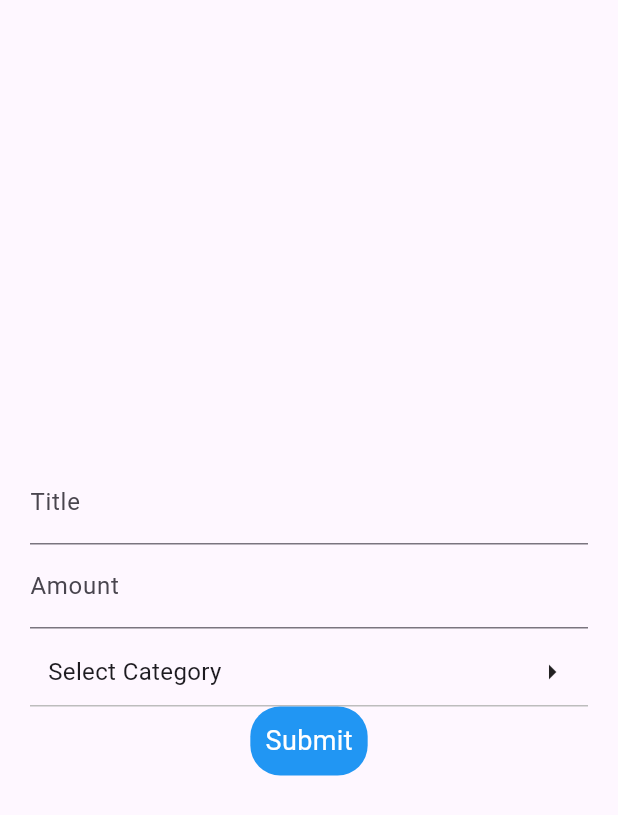
After one commit to munishghai3/test, a Flutter app: the AddExpensesScreen screen opened directly, after a tap on "Submit", on a phone screen of 412 x 824 dp. The commit adds this screen. Shown: the top 815 px of the screen. Run offline on Flutter 3.47's test engine with Material 2 defaults, Android fonts, the phone set to English and light mode, and no system bars; our stand-ins replace drift, fluttertoast, get; accounts and stored records are empty; generated files the repository leaves out were written again; statements that could not run were skipped.

Commit message:
project setup

```diff
--- /dev/null
+++ b/lib/database/drift_database.dart
@@ -0,0 +1,51 @@
+import 'dart:io';
+import 'package:drift/drift.dart';
+import 'package:drift/native.dart';
+import 'package:path_provider/path_provider.dart';
+import 'package:path/path.dart' as p;
+
+part 'drift_database.g.dart';
+
+class ExpenseTable extends Table {
+  // autoincrement sets this to the primary key
+  IntColumn get id => integer().autoIncrement()();
+
+  TextColumn get title => text().withLength(min: 2, max: 50)();
+
+  TextColumn get amount => text()();
+
+  TextColumn get category => text()();
+}
+
+
+@DriftDatabase(tables: [ExpenseTable])
+class AppDatabase extends _$AppDatabase {
+  AppDatabase() : super(_openConnection());
+
+  @override
+  int get schemaVersion => 1;
+
+  Future<List<ExpenseTableData>> getAllData() =>
+      select(expenseTable).get();
+
+  Future insertMedicine(ExpenseTableCompanion record) =>
+      into(expenseTable).insert(record);
+
+  Future updateMedicine(ExpenseTableData record) =>
+      update(expenseTable).replace(record);
+
+  Future deleteMedicine(ExpenseTableData record) =>
+      delete(expenseTable).delete(record);
+
+}
+
+LazyDatabase _openConnection() {
+  // the LazyDatabase util lets us find the right location for the file async.
+  return LazyDatabase(() async {
+    // put the database file, called db.sqlite here, into the documents folder
+    // for your app.
+    final dbFolder = await getApplicationDocumentsDirectory();
+    final file = File(p.join(dbFolder.path, 'db.sqlite'));
+    return NativeDatabase.createInBackground(file, logStatements: true);
+  });
+}
--- /dev/null
+++ b/lib/expenses_module/controller/expense_controller.dart
@@ -0,0 +1,122 @@
+import 'package:flutter/cupertino.dart';
+import 'package:get/get.dart';
+import 'package:test_project/database/drift_database.dart';
+import 'package:test_project/expenses_module/view/expences_home.dart';
+import 'package:test_project/utils/common_utility.dart';
+
+import '../model/expense_model.dart';
+
+class ExpenseController extends GetxController {
+
+  static final _formKey = new GlobalKey<FormState>();
+
+TextEditingController titleController = TextEditingController();
+TextEditingController amountController = TextEditingController();
+
+FocusNode titleNode = FocusNode();
+FocusNode amountNode = FocusNode();
+
+AppDatabase? database = AppDatabase();
+  var categoryId;
+
+bool isShow = false;
+late AnimationController expandController;
+late Animation<double> animation;
+late FocusNode focusNode;
+
+String title = "";
+
+String amount = "";
+
+String? category = "";
+
+
+@override
+void onInit() {
+  expandController =
+      AnimationController(vsync: this, duration: Duration(milliseconds: 350));
+  animation = CurvedAnimation(
+    parent: expandController,
+    curve: Curves.fastOutSlowIn,
+  );
+
+  focusNode.addListener(() {
+    if (focusNode.hasFocus) {
+      isShow = false;
+      runExpandCheck();
+    }
+  });
+  focusNode = FocusNode();
+  runExpandCheck();
+  super.onInit();
+}
+
+
+void runExpandCheck() {
+  if (isShow) {
+    expandController.forward();
+  } else {
+    expandController.reverse();
+  }
+}
+
+submit() async {
+  if (_formKey.currentState!.validate()) {
+    if(category != ""){
+    title = titleController.text;
+    amount = amountController.text;
+     categoryId = await database!
+        .insertMedicine(ExpenseTableCompanion.insert(
+      title: title,
+      amount: amount,
+      category: category!,
+    ),).then((value) => Get.to(HomeScreen(categoryId: categoryId)));
+    debugPrint("data inserted ${categoryId.toString()}");
+    }
+else{
+  Utility().toast(Get.context!, "Select something");
+    }
+  }}
+
+
+
+
+  List<ExpenseModel> expences = [
+
+  ];
+
+  //TODO: return List of category list
+  List<String> categoryList() {
+    List<String> categories = [
+
+    ]; //take static data of your choice
+    return categories;
+  }
+
+
+//TODO: add expense to expense list
+void addExpense(){
+  ExpenseModel expense = ExpenseModel(title : "" , category : "", amount : 0);
+  expences.add(expense);
+  }
+
+
+// TODO: get old expenses
+void oldExpenses(){
+    var oldExpenses = [
+
+    ];
+    expences = oldExpenses;
+}
+//TODO: validation for add expence
+  void validation(){}
+//TODO: getItem by category
+expencesByCategory(String category){
+    return expences.where((element)=>element.category == category).toList();
+}
+
+//TODO: return List of category list
+
+
+
+}
--- /dev/null
+++ b/lib/expenses_module/model/expense_model.dart
@@ -0,0 +1,31 @@
+class ExpenseModel{
+
+  String title;
+  String category;
+  double amount;
+
+  ExpenseModel({required this.title,required this.category, required this.amount});
+
+}
+
+
+DropListModel dropListModel = DropListModel([
+  OptionItem(id: "1", title: "Food"),
+  OptionItem(id: "2", title: "Transportation"),
+  OptionItem(id: "3", title: "Utilities"),
+  OptionItem(id: "4", title: "Shopping"),
+]);
+OptionItem optionItemSelected = OptionItem(id: "", title: "Select Category");
+
+class DropListModel {
+  DropListModel(this.listOptionItems);
+
+  final List<OptionItem> listOptionItems;
+}
+
+class OptionItem {
+  final String id;
+  final String title;
+
+  OptionItem({required this.id, required this.title});
+}
--- /dev/null
+++ b/lib/expenses_module/view/add_expense.dart
@@ -0,0 +1,158 @@
+import 'package:flutter/material.dart';
+import 'package:flutter/services.dart';
+import 'package:get/get.dart';
+import 'package:test_project/database/drift_database.dart';
+import 'package:test_project/expenses_module/controller/expense_controller.dart';
+import 'package:test_project/expenses_module/model/expense_model.dart';
+
+class AddExpensesScreen extends GetView<ExpenseController> {
+  const AddExpensesScreen({Key? key}) : super(key: key);
+
+
+  @override
+  Widget build(BuildContext context) {
+  return Scaffold(
+    body: Container(
+      padding: const EdgeInsets.symmetric(horizontal: 20, vertical: 20),
+      child: Column(
+        mainAxisAlignment: MainAxisAlignment.center,
+          crossAxisAlignment: CrossAxisAlignment.center,
+          children: [
+        TextFormField(
+          controller: controller.titleController,
+          textInputAction: TextInputAction.next,
+          focusNode: controller.titleNode,
+          keyboardType: TextInputType.text,
+          decoration: InputDecoration(
+            hintText: "Enter title",
+            label: Text("Title"),
+          ),
+          validator: (input) =>
+          (controller.title.isEmpty) ? 'Please enter something' : null,
+          onSaved: (input) => controller.title = input!,
+        ),
+
+        TextFormField(
+          controller: controller.amountController,
+          textInputAction: TextInputAction.next,
+          focusNode: controller.amountNode,
+          keyboardType: TextInputType.number,
+          inputFormatters: [FilteringTextInputFormatter.digitsOnly],
+          decoration: InputDecoration(
+            hintText: "Enter Amount",
+            label: Text("Amount"),
+          ),
+          validator: (input) =>
+          (controller.amount.isEmpty) ? 'Please enter something' : null,
+          onSaved: (input) => controller.amount = input!,
+        ),
+
+
+            Container(
+              child: Column(children: [
+                Container(
+                  padding: const EdgeInsets.only(
+                      left: 12, right: 12, top: 17, bottom: 10),
+                  child: InkWell(
+                    onTap: () {
+                      FocusManager.instance.primaryFocus?.unfocus();
+                      controller.isShow = !controller.isShow;
+                      controller.runExpandCheck();
+                      controller.update();
+                    },
+                    child: Row(
+                      mainAxisSize: MainAxisSize.max,
+                      crossAxisAlignment: CrossAxisAlignment.center,
+                      mainAxisAlignment: MainAxisAlignment.spaceBetween,
+                      children: [
+                        Text(
+                          "${optionItemSelected.title}", style: TextStyle(
+                            fontSize: 16,),
+                        ),
+
+                        Icon(
+                          controller.isShow ? Icons.arrow_drop_down : Icons.arrow_right,
+                          // size: 25,
+                        ),
+                      ],
+                    ),
+                  ),
+                ),
+                Divider(color: Colors.grey.shade400, height: 1),
+                controller.isShow
+                    ? SizeTransition(
+                    axisAlignment: 1.0,
+                    sizeFactor: controller.animation,
+                    child: Container(
+                        height: dropListModel.listOptionItems.length * 54,
+                        margin: const EdgeInsets.only(bottom: 10),
+                        padding: const EdgeInsets.only(bottom: 10),
+                        decoration: new BoxDecoration(
+                          borderRadius: BorderRadius.only(
+                              bottomLeft: Radius.circular(20),
+                              bottomRight: Radius.circular(20)),
+                          color: Theme.of(context).dialogBackgroundColor,
+                          boxShadow: [
+                            BoxShadow(
+                                blurRadius: 4,
+                                color: Colors.black26,
+                                offset: Offset(0, 4))
+                          ],
+                        ),
+                        child: Scrollbar(
+                            child: ListView.separated(
+                                itemBuilder: (context, index) => InkWell(
+                                  onTap: () {
+                                    FocusManager.instance.primaryFocus
+                                        ?.unfocus();
+                                    optionItemSelected =
+                                    dropListModel
+                                        .listOptionItems[index];
+                                    controller.isShow = false;
+                                    controller.expandController.reverse();
+                                    optionItemSelected = dropListModel
+                                        .listOptionItems[index];
+                                    controller.category = optionItemSelected.title;
+                                  },
+                                  child: Container(
+                                    padding: const EdgeInsets.only(
+                                        left: 20, top: 10, bottom: 10),
+                                    child: Text(
+                                      dropListModel
+                                          .listOptionItems[index].title,
+                                    ),
+                                  ),
+                                ),
+                                separatorBuilder: (context, index) =>
+                                    Divider(),
+                                itemCount:
+                                dropListModel.listOptionItems.length))))
+                    : SizedBox(),
+              ]),
+            ),
+
+            InkWell(
+              onTap: () {
+                controller.submit();
+              },
+              child: Container(
+                padding: const EdgeInsets.symmetric(vertical: 10, horizontal: 10),
+                decoration: BoxDecoration(
+                  color: Colors.blue,
+                  borderRadius: BorderRadius.circular(20),
+                ),
+                child: const Text(
+                  "Submit",
+                  style: TextStyle(
+                    fontSize: 18,
+                    color: Colors.white,
+                  ),
+                ),
+              ),
+            ),
+
+      ]),
+    ),
+  );
+  }
+  }
--- a/lib/main.dart
+++ b/lib/main.dart
@@ -1,4 +1,6 @@
 import 'package:flutter/material.dart';
+import 'package:get/get.dart';
+import 'package:test_project/expenses_module/view/expences_home.dart';
 
 void main() {
   runApp(const MyApp());
@@ -10,7 +12,7 @@ class MyApp extends StatelessWidget {
   // This widget is the root of your application.
   @override
   Widget build(BuildContext context) {
-    return MaterialApp(
+    return GetMaterialApp(
       title: 'Flutter Demo',
       theme: ThemeData(
         // This is the theme of your application.
@@ -31,7 +33,7 @@ class MyApp extends StatelessWidget {
         colorScheme: ColorScheme.fromSeed(seedColor: Colors.deepPurple),
         useMaterial3: true,
       ),
-      home: const MyHomePage(title: 'Flutter Demo Home Page'),
+      home: HomeScreen(),
     );
   }
 }
--- /dev/null
+++ b/lib/routes/app_routes.dart
@@ -0,0 +1,6 @@
+class AppRoutes{
+
+  static const homeScreen='/homeScreen';
+  static const addExpenseScreen='/addExpenseScreen';
+
+}
```
Also changed, not shown: lib/expenses_module/view/expences_home.dart (added, +48 -0 lines), lib/utils/common_utility.dart (added, +16 -0 lines), pubspec.yaml (+8 -0 lines), lib/database/drift_database.g.dart (added), lib/expenses_module/view/expences_chart_view.dart (added), lib/localSorage/storage_controller.dart (added).
